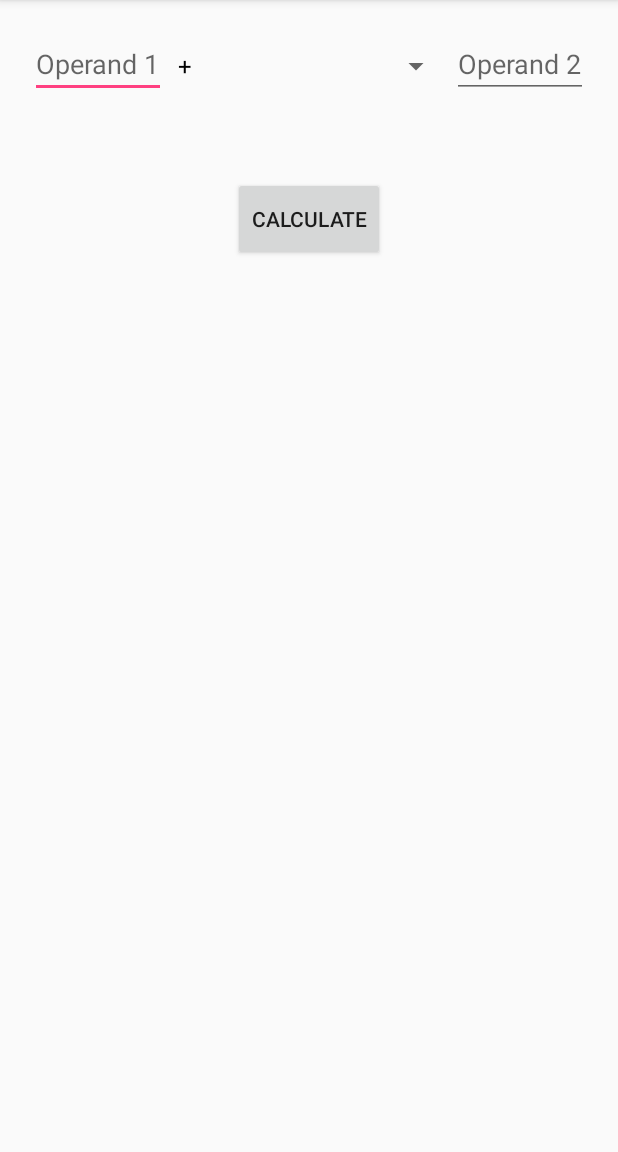
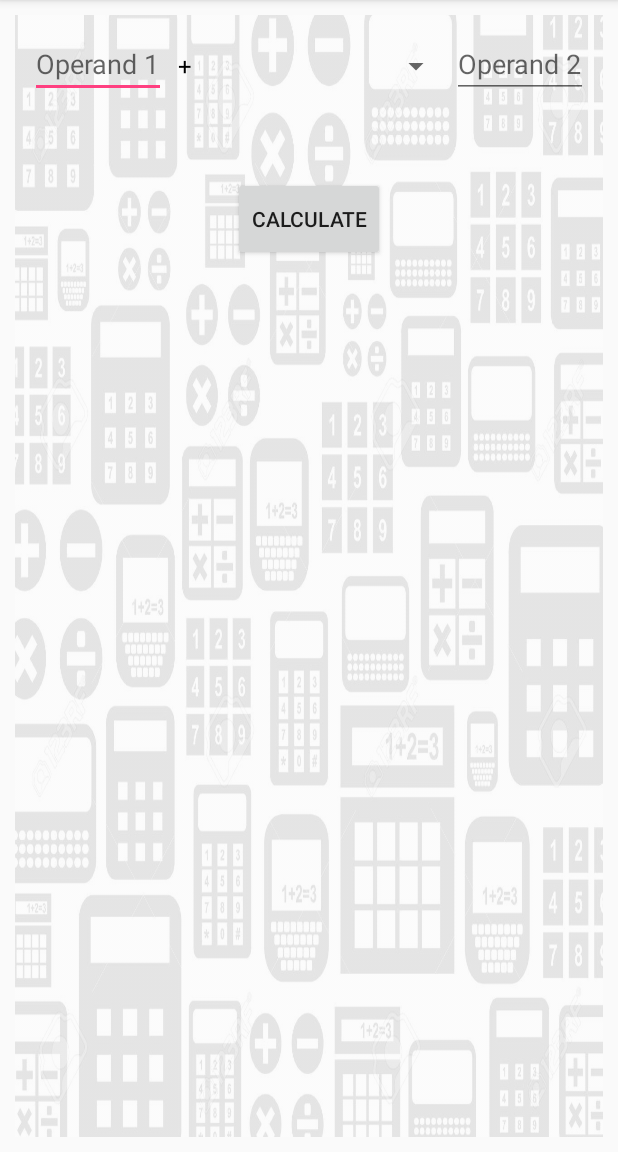
Before and after one commit to kalpesh30/elephant, an Android app: the screen it shows after launch (MainActivity), after a tap on "CALCULATE", on a phone screen of 412 x 824 dp, the part 84-1236 px from its top. Run offline under Robolectric (Android 15) with nearby library versions, the phone set to English and light mode, and no system bars; 2 statements that could not run were skipped.

```diff
--- a/Basicapp/app/src/main/java/com/example/kalpeshgupta/basicapp/MainActivity.java
+++ b/Basicapp/app/src/main/java/com/example/kalpeshgupta/basicapp/MainActivity.java
@@ -127,7 +127,7 @@ public class MainActivity extends AppCompatActivity {
 
     public void sendNotification(int id,String title,String body){
         try{
-            Notification.Builder nb = helper.getNotification1("Operation Performed" + title,body);
+            Notification.Builder nb = helper.getNotification1(title +" Operation Performed",body);
             if(nb != null) {
                 helper.Notify(id,nb);
             }
--- a/Basicapp/app/src/main/java/com/example/kalpeshgupta/basicapp/NotificationHelper.java
+++ b/Basicapp/app/src/main/java/com/example/kalpeshgupta/basicapp/NotificationHelper.java
@@ -6,35 +6,48 @@ import android.app.NotificationManager;
 import android.content.Context;
 import android.content.ContextWrapper;
 import android.graphics.Color;
+import android.os.Build;
 
 /**
  * Created by Kalpesh Gupta on 03-02-2018.
  */
 
 public class NotificationHelper extends ContextWrapper {
+
+            public static final String Primary_Channel = "defaullt";
             private NotificationManager manager;
-    public static final String Primary_Channel = "defaullt";
+
 
             public NotificationHelper(Context ctx)
             {
                 super(ctx);
 
+                if(Build.VERSION.SDK_INT >= Build.VERSION_CODES.O) {
                     NotificationChannel chan1 = new NotificationChannel(Primary_Channel,
-                "Primary Channel",NotificationManager.IMPORTANCE_HIGH);
+                            "Primary Channel", NotificationManager.IMPORTANCE_DEFAULT);
                     chan1.setLightColor(Color.GREEN);
                     chan1.setLockscreenVisibility(Notification.VISIBILITY_PRIVATE);
                     getManager().createNotificationChannel(chan1);
                 }
+            }
 
-    public Notification.Builder getNotification1(String title,String body)
+        public Notification.Builder getNotification1(String title, String body) {
+            Notification.Builder builder;
+            if(Build.VERSION.SDK_INT >= Build.VERSION_CODES.O)
             {
-        return new Notification.Builder(getApplicationContext(),Primary_Channel)
-                .setContentTitle(title)
+                builder = new Notification.Builder(getApplicationContext(), Primary_Channel);
+            }
+            else
+                builder = new Notification.Builder(getApplicationContext());
+            builder.setContentTitle(title)
                     .setContentText(body)
                     .setSmallIcon(getSmallIcon())
-                .setAutoCancel(true);
+                    .setAutoCancel(true)
+                    .setStyle(new Notification.BigTextStyle().bigText(body));
+            return builder;
 
     }
+
 
         public void Notify(int id,Notification.Builder notification)
         {
@@ -48,6 +61,6 @@ public class NotificationHelper extends ContextWrapper {
         }
 
         private int getSmallIcon() {
-        return android.R.drawable.stat_notify_sync;
+            return android.R.drawable.stat_notify_chat;
         }
 }
--- /dev/null
+++ b/Basicapp/app/src/main/res/drawable/mydrawable.xml
@@ -0,0 +1,5 @@
+<?xml version="1.0" encoding="utf-8"?>
+<bitmap
+    xmlns:android="http://schemas.android.com/apk/res/android"
+    android:src="@drawable/bg"
+    android:alpha="0.3"/>
--- a/Basicapp/app/src/main/res/layout/activity_main.xml
+++ b/Basicapp/app/src/main/res/layout/activity_main.xml
@@ -5,8 +5,8 @@
     android:layout_width="match_parent"
     android:layout_height="match_parent"
     android:layout_margin="10dp"
-    android:orientation="vertical">
-
+    android:orientation="vertical"
+    android:background="@drawable/mydrawable">
     <LinearLayout
         android:layout_width="match_parent"
         android:layout_height="wrap_content"
```
Also changed, not shown: Basicapp/app/src/main/res/drawable/bg.jpeg (added). Lines whose indentation alone changed are shown as unchanged.
